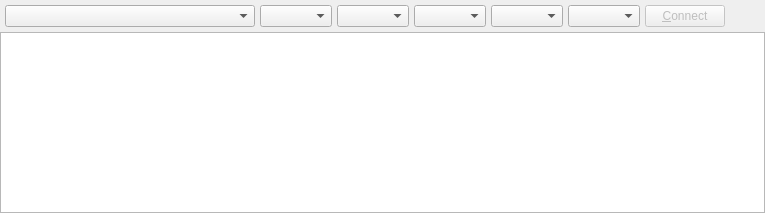
Before: the Qt Designer form src/ui/consoletab.ui in solaristhesun/superterm, drawn with Qt 5.
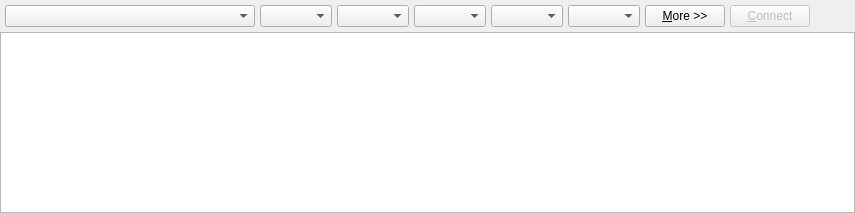
After: the same form once the commit is applied. Custom widgets are drawn as their Qt base class.

```diff
--- a/src/ui/consoletab.ui
+++ b/src/ui/consoletab.ui
@@ -6,7 +6,7 @@
    <rect>
     <x>0</x>
     <y>0</y>
-    <width>765</width>
+    <width>855</width>
     <height>213</height>
    </rect>
   </property>
@@ -143,6 +143,16 @@
         </property>
        </widget>
       </item>
+      <item>
+       <widget class="QPushButton" name="btnMore">
+        <property name="text">
+         <string>&amp;More &gt;&gt;</string>
+        </property>
+        <property name="checkable">
+         <bool>false</bool>
+        </property>
+       </widget>
+      </item>
       <item>
        <widget class="QPushButton" name="btnConnect">
         <property name="enabled">
```
Left out of the diff: 20 changed lines with no effect on the pictures.
